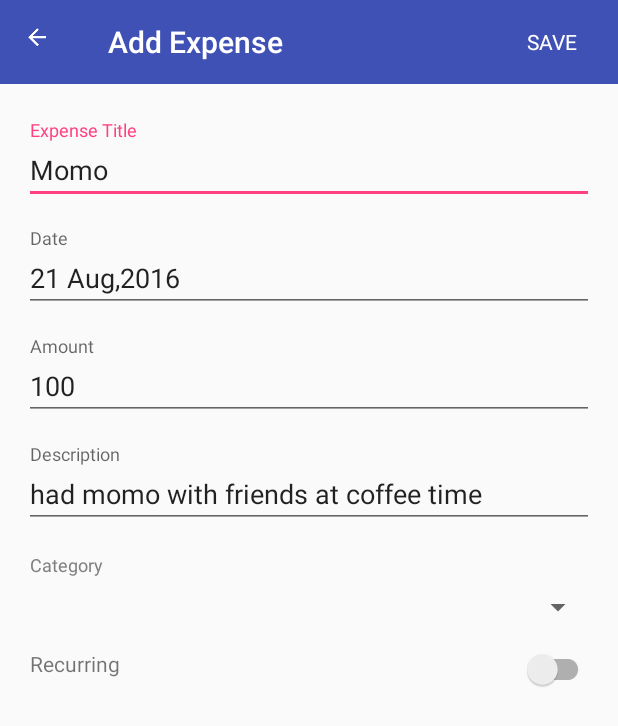
After one commit to khadkarajesh/Udacity-Capstone-Project, an Android app: the ExpenseActivity screen opened directly, with no data from a screen before it, on a phone screen of 412 x 824 dp. The commit adds this screen. Shown: the top 726 px of the screen. Run offline under Robolectric (Android 15) with nearby library versions, the phone set to English and light mode, and no system bars; our stand-ins replace ButterKnife, Timber; libraries missing offline, so code that uses them is left out: io.realm; 3 statements that could not run were skipped.

Commit message:
expense:save expense to database

```diff
--- a/app/build.gradle
+++ b/app/build.gradle
@@ -20,6 +20,10 @@ android {
     }
 }
 
+repositories {
+    maven { url "https://jitpack.io" }
+}
+
 dependencies {
     compile fileTree(dir: 'libs', include: ['*.jar'])
     testCompile 'junit:junit:4.12'
@@ -36,5 +40,6 @@ dependencies {
     compile 'com.jakewharton.timber:timber:4.1.1'
     compile 'io.realm:android-adapters:1.3.0'
     compile 'com.github.clans:fab:1.6.2'
+    compile 'com.github.orhanobut:hawk:1.23'
 }
 apply plugin: 'com.google.gms.google-services'
--- a/app/src/main/java/com/example/rajesh/udacitycapstoneproject/Constant.java
+++ b/app/src/main/java/com/example/rajesh/udacitycapstoneproject/Constant.java
@@ -3,6 +3,7 @@ package com.example.rajesh.udacitycapstoneproject;
 public class Constant {
     public static final String RECURRING_TYPE = "recurring";
     public static final String NON_RECURRING_TYPE = "non-recurring";
+    public static final String APP_LAUNCH = "app_launch";
 
     public static final String EXPENSE = "expense";
     public static final String EXPENSE_CATEGORY = "expense_category";
--- a/app/src/main/java/com/example/rajesh/udacitycapstoneproject/activity/DashBoardActivity.java
+++ b/app/src/main/java/com/example/rajesh/udacitycapstoneproject/activity/DashBoardActivity.java
@@ -26,6 +26,7 @@ import com.bumptech.glide.request.target.BitmapImageViewTarget;
 import com.example.rajesh.udacitycapstoneproject.Constant;
 import com.example.rajesh.udacitycapstoneproject.R;
 import com.example.rajesh.udacitycapstoneproject.category.CategoryFragment;
+import com.example.rajesh.udacitycapstoneproject.expense.ExpenseActivity;
 import com.google.firebase.auth.FirebaseAuth;
 import com.google.firebase.auth.FirebaseUser;
 
@@ -81,7 +82,8 @@ public class DashBoardActivity extends AppCompatActivity
         addFragment(new CategoryFragment(), Constant.FragmentTag.CATEGORY_FRAGMENT);
 
 
-        //startActivity(CategoryEditActivity.getLaunchIntent(this, "20"));
+        startActivity(ExpenseActivity.getLaunchIntent(this, null));
+        //startActivity(CategoryEditActivity.getLaunchIntent(this, null));
     }
 
     private void setUserProfile(NavigationView navigationView) {
--- /dev/null
+++ b/app/src/main/java/com/example/rajesh/udacitycapstoneproject/expense/ExpenseActivity.java
@@ -0,0 +1,265 @@
+package com.example.rajesh.udacitycapstoneproject.expense;
+
+import android.app.DatePickerDialog;
+import android.content.Context;
+import android.content.Intent;
+import android.os.Bundle;
+import android.support.v7.widget.AppCompatSpinner;
+import android.support.v7.widget.SwitchCompat;
+import android.view.View;
+import android.widget.AdapterView;
+import android.widget.DatePicker;
+import android.widget.EditText;
+import android.widget.TextView;
+
+import com.example.rajesh.udacitycapstoneproject.Constant;
+import com.example.rajesh.udacitycapstoneproject.CustomToolbar;
+import com.example.rajesh.udacitycapstoneproject.R;
+import com.example.rajesh.udacitycapstoneproject.base.activity.ToolbarBaseActivity;
+import com.example.rajesh.udacitycapstoneproject.realm.Expense;
+import com.example.rajesh.udacitycapstoneproject.realm.ExpenseCategories;
+import com.example.rajesh.udacitycapstoneproject.realm.table.RealmTable;
+import com.example.rajesh.udacitycapstoneproject.utils.ActivityState;
+
+import java.text.SimpleDateFormat;
+import java.util.Calendar;
+
+import butterknife.Bind;
+import io.realm.Realm;
+import io.realm.RealmResults;
+import timber.log.Timber;
+
+public class ExpenseActivity extends ToolbarBaseActivity {
+    @Bind(R.id.edt_expense_title)
+    EditText edtExpenseTitle;
+
+    @Bind(R.id.edt_expense_date)
+    EditText edtExpenseDate;
+
+    @Bind(R.id.edt_expense_amount)
+    EditText edtExpenseAmount;
+
+    @Bind(R.id.edt_expense_description)
+    EditText edtExpenseDescription;
+
+    @Bind(R.id.tv_category_label)
+    TextView tvCategoryLabel;
+
+    @Bind(R.id.spinner_expense_categories)
+    AppCompatSpinner spinnerExpenseCategories;
+
+    @Bind(R.id.swh_expense_type)
+    SwitchCompat swhExpenseType;
+
+    private String toolbarTitle;
+
+    private static final String ADD_EXPENSE = "Add Expense";
+    private static final String EDIT_EXPENSE = "Edit Expense";
+    private static final int FIRST_DATA_ITEM_ID = 1;
+    private static final int ID_INCREMENTER = 1;
+
+    @Bind(R.id.custom_toolbar_mailing_info)
+    CustomToolbar customToolbarMailingInfo;
+
+    private String expenseId;
+    private ActivityState activityState = null;
+
+    private ExpenseCategoryAdapter expenseCategoryAdapter;
+    private java.util.Date expenseDate = null;
+    private int categoryId = 0;
+
+    Realm mRealm;
+
+    @Override
+    protected void onCreate(Bundle savedInstanceState) {
+        super.onCreate(savedInstanceState);
+        mRealm = Realm.getDefaultInstance();
+
+        expenseId = getIntent().getStringExtra(Constant.EXPENSE);
+        activityState = expenseId == null ? ActivityState.ADD : ActivityState.UPDATE;
+        toolbarTitle = expenseId == null ? ADD_EXPENSE : EDIT_EXPENSE;
+
+        setToolbar();
+
+        setExpenseCategory();
+
+        edtExpenseDate.setOnClickListener(new View.OnClickListener() {
+            @Override
+            public void onClick(View v) {
+                setExpenseDate();
+            }
+        });
+
+        if (activityState == ActivityState.UPDATE) {
+            preFillData();
+        }
+    }
+
+    private void preFillData() {
+        Expense expense = getExpenseById(expenseId);
+        edtExpenseTitle.setText(expense.getExpenseTitle());
+        edtExpenseAmount.setText(String.valueOf(expense.getExpenseAmount()));
+        edtExpenseDate.setText(formatDate(expense.getExpenseDate()));
+        edtExpenseDescription.setText(expense.getExpenseDescription());
+        swhExpenseType.setChecked(expense.getExpenseType().equals(Constant.RECURRING_TYPE) ? true : false);
+        spinnerExpenseCategories.setSelection(expenseCategoryAdapter.getCategoryPositionById((int) expense.getId()));
+        expenseDate = expense.getExpenseDate();
+    }
+
+    private void setExpenseCategory() {
+        RealmResults<ExpenseCategories> expenseCategories = mRealm.where(ExpenseCategories.class).findAll();
+        expenseCategoryAdapter = new ExpenseCategoryAdapter(this, expenseCategories);
+        spinnerExpenseCategories.setAdapter(expenseCategoryAdapter);
+
+        spinnerExpenseCategories.setOnItemSelectedListener(new AdapterView.OnItemSelectedListener() {
+            @Override
+            public void onItemSelected(AdapterView<?> parent, View view, int position, long id) {
+                categoryId = expenseCategoryAdapter.getExpenseCategoryId(position);
+            }
+
+            @Override
+            public void onNothingSelected(AdapterView<?> parent) {
+
+            }
+        });
+    }
+
+    @Override
+    protected int getLayout() {
+        return R.layout.activity_expense;
+    }
+
+    private void setToolbar() {
+        String submitValue = activityState == ActivityState.ADD ? "SAVE" : "UPDATE";
+        customToolbarMailingInfo.setToolbar(R.drawable.ic_arrow_back, toolbarTitle, submitValue);
+        customToolbarMailingInfo.setLeftButtonClickListener(new CustomToolbar.ToolbarLeftButtonClickListener() {
+            @Override
+            public void onLeftButtonClick() {
+                onBackPressed();
+            }
+        });
+        customToolbarMailingInfo.setRightButtonClickListener(new CustomToolbar.ToolbarRightButtonClickListener() {
+            @Override
+            public void onRightButtonClick() {
+                validateInput();
+            }
+        });
+    }
+
+    private void validateInput() {
+        View focusView = null;
+        boolean valid = true;
+
+        String expenseTitle = edtExpenseTitle.getText().toString().trim();
+        String expenseDescription = edtExpenseDescription.getText().toString().trim();
+        String expenseAmount = edtExpenseAmount.getText().toString().trim();
+
+        if (expenseDate.after(Calendar.getInstance().getTime())) {
+            focusView = edtExpenseDate;
+            valid = false;
+            edtExpenseDate.setError(getString(R.string.msg_valid_date));
+        }
+
+        if (expenseTitle.isEmpty()) {
+            focusView = edtExpenseDate;
+            valid = false;
+            edtExpenseTitle.setError(getString(R.string.msg_empty_field));
+        }
+
+        if (expenseDescription.isEmpty()) {
+            focusView = edtExpenseDescription;
+            valid = false;
+            edtExpenseTitle.setError(getString(R.string.msg_empty_field));
+        }
+
+        if (expenseAmount.isEmpty()) {
+            focusView = edtExpenseAmount;
+            valid = false;
+            edtExpenseDate.setError(getString(R.string.msg_empty_amount));
+        }
+
+        if (valid) {
+            if (activityState == ActivityState.ADD) {
+                saveExpense(expenseTitle, expenseDescription, expenseAmount);
+            } else {
+                updateExpense(expenseTitle, expenseDescription, expenseAmount);
+            }
+        } else {
+            focusView.requestFocus();
+        }
+    }
+
+    private void updateExpense(String expenseTitle, String expenseDescription, String expenseAmount) {
+        Timber.d("update expense was called type %s",swhExpenseType.isChecked() ? Constant.RECURRING_TYPE : Constant.NON_RECURRING_TYPE);
+        Expense expense = getExpenseById(expenseId);
+        mRealm.beginTransaction();
+        expense.setExpenseTitle(expenseTitle);
+        expense.setExpenseDate(expenseDate);
+        expense.setExpenseDescription(expenseDescription);
+        expense.setExpenseAmount(Double.valueOf(expenseAmount));
+        expense.setExpenseType(swhExpenseType.isChecked() ? Constant.RECURRING_TYPE : Constant.NON_RECURRING_TYPE);
+        mRealm.commitTransaction();
+    }
+
+    private void saveExpense(String expenseTitle, String expenseDescription, String expenseAmount) {
+        mRealm.beginTransaction();
+        Expense expense = mRealm.createObject(Expense.class);
+        expense.setId(getNextExpenseId());
+        expense.setExpenseTitle(expenseTitle);
+        expense.setExpenseDate(expenseDate);
+        expense.setExpenseDescription(expenseDescription);
+        expense.setExpenseAmount(Double.valueOf(expenseAmount));
+        expense.setExpenseType(swhExpenseType.isChecked() ? Constant.RECURRING_TYPE : Constant.NON_RECURRING_TYPE);
+
+        ExpenseCategories expenseCategories = mRealm.where(ExpenseCategories.class).equalTo(RealmTable.ID, categoryId).findFirst();
+        expenseCategories.getExpenses().add(expense);
+
+        mRealm.commitTransaction();
+    }
+
+    /**
+     * Provides mExpense date in Format Jul 23,2016
+     *
+     * @return mExpense date as string
+     */
+    public void setExpenseDate() {
+        final Calendar cal = Calendar.getInstance();
+        cal.setTimeInMillis(System.currentTimeMillis());
+        DatePickerDialog datePickerDialog = new DatePickerDialog(this, new DatePickerDialog.OnDateSetListener() {
+            @Override
+            public void onDateSet(DatePicker view, int year, int monthOfYear, int dayOfMonth) {
+                Calendar calendar = Calendar.getInstance();
+                calendar.set(year, monthOfYear, dayOfMonth);
+                expenseDate = calendar.getTime();
+                edtExpenseDate.setText(formatDate(calendar.getTime()));
+            }
+        }, cal.get(Calendar.YEAR), cal.get(Calendar.MONTH), cal.get(Calendar.DAY_OF_MONTH));
+        datePickerDialog.setCancelable(true);
+        datePickerDialog.show();
+    }
+
+    public static Intent getLaunchIntent(Context context, String expenseId) {
+        Intent intent = new Intent(context, ExpenseActivity.class);
+        intent.putExtra(Constant.EXPENSE, expenseId);
+        return intent;
+    }
+
+    private String formatDate(java.util.Date date) {
+        SimpleDateFormat simpleDateFormat = new SimpleDateFormat("MMM dd,yyy");
+        return simpleDateFormat.format(date);
+    }
+
+    private int getNextExpenseId() {
+        if (mRealm.where(Expense.class).max(RealmTable.ID) == null) {
+            return FIRST_DATA_ITEM_ID;
+        } else {
+            return mRealm.where(Expense.class).max(RealmTable.ID).intValue() + ID_INCREMENTER;
+        }
+    }
+
+    private Expense getExpenseById(String id) {
+        Expense expense = mRealm.where(Expense.class).equalTo(RealmTable.ID, Integer.parseInt(id)).findFirst();
+        return expense;
+    }
+
+}
--- /dev/null
+++ b/app/src/main/java/com/example/rajesh/udacitycapstoneproject/realm/table/RealmTable.java
@@ -0,0 +1,19 @@
+package com.example.rajesh.udacitycapstoneproject.realm.table;
+
+
+public interface RealmTable {
+    String ID = "id";
+    String DATE = "date";
+    String TITLE = "title";
+    String TYPE = "type";
+    String AMOUNT = "amount";
+
+    interface Expense {
+        String DESCRIPTION = "expenseDescription";
+    }
+
+    interface Category {
+        String NAME = "categoriesName";
+        String COLOR = "categoriesColor";
+    }
+}
--- /dev/null
+++ b/app/src/main/java/com/example/rajesh/udacitycapstoneproject/utils/ActivityState.java
@@ -0,0 +1,6 @@
+package com.example.rajesh.udacitycapstoneproject.utils;
+
+
+public enum ActivityState {
+    ADD, UPDATE
+}
--- /dev/null
+++ b/app/src/main/res/layout/activity_expense.xml
@@ -0,0 +1,139 @@
+<?xml version="1.0" encoding="utf-8"?>
+<LinearLayout xmlns:android="http://schemas.android.com/apk/res/android"
+              xmlns:app="http://schemas.android.com/apk/res-auto"
+              android:layout_width="match_parent"
+              android:layout_height="match_parent"
+              android:orientation="vertical">
+
+    <com.example.rajesh.udacitycapstoneproject.CustomToolbar
+        android:id="@+id/custom_toolbar_mailing_info"
+        android:layout_width="match_parent"
+        android:layout_height="?attr/actionBarSize"
+        android:background="?attr/colorPrimary"
+        android:theme="@style/AppTheme.AppBarOverlay"
+        app:popupTheme="@style/Theme.AppCompat.NoActionBar"/>
+
+    <ScrollView
+        android:layout_width="match_parent"
+        android:layout_height="wrap_content">
+
+        <LinearLayout
+            android:layout_width="match_parent"
+            android:layout_height="wrap_content"
+            android:orientation="vertical"
+            android:paddingBottom="@dimen/activity_vertical_margin"
+            android:paddingLeft="@dimen/activity_horizontal_margin"
+            android:paddingRight="@dimen/activity_horizontal_margin"
+            android:paddingTop="@dimen/activity_vertical_margin">
+
+            <android.support.design.widget.TextInputLayout
+                android:layout_width="match_parent"
+                android:layout_height="wrap_content"
+                android:paddingBottom="@dimen/dimen_8x1"
+                android:paddingTop="@dimen/dimen_8x1">
+
+                <EditText
+                    android:id="@+id/edt_expense_title"
+                    android:layout_width="match_parent"
+                    android:layout_height="wrap_content"
+                    android:hint="Expense Title"
+                    android:inputType="textPersonName"
+                    android:text="Momo" />
+            </android.support.design.widget.TextInputLayout>
+
+            <android.support.design.widget.TextInputLayout
+                android:layout_width="match_parent"
+                android:layout_height="wrap_content"
+                android:paddingBottom="@dimen/dimen_8x1"
+                android:paddingTop="@dimen/dimen_8x1">
+
+                <EditText
+                    android:id="@+id/edt_expense_date"
+                    android:layout_width="match_parent"
+                    android:layout_height="wrap_content"
+                    android:hint="Date"
+                    android:inputType="date"
+                    android:text="21 Aug,2016" />
+            </android.support.design.widget.TextInputLayout>
+
+
+            <android.support.design.widget.TextInputLayout
+                android:layout_width="match_parent"
+                android:layout_height="wrap_content"
+                android:paddingBottom="@dimen/dimen_8x1"
+                android:paddingTop="@dimen/dimen_8x1">
+
+                <EditText
+                    android:id="@+id/edt_expense_amount"
+                    android:layout_width="match_parent"
+                    android:layout_height="wrap_content"
+                    android:hint="Amount"
+                    android:inputType="number"
+                    android:text="100" />
+            </android.support.design.widget.TextInputLayout>
+
+            <android.support.design.widget.TextInputLayout
+                android:layout_width="match_parent"
+                android:layout_height="wrap_content"
+                android:paddingBottom="@dimen/dimen_8x1"
+                android:paddingTop="@dimen/dimen_8x1">
+
+                <EditText
+                    android:id="@+id/edt_expense_description"
+                    android:layout_width="match_parent"
+                    android:layout_height="wrap_content"
+                    android:hint="Description"
+                    android:inputType="text"
+                    android:text="had momo with friends at coffee time" />
+            </android.support.design.widget.TextInputLayout>
+
+
+            <LinearLayout
+                android:layout_width="match_parent"
+                android:layout_height="wrap_content"
+                android:orientation="vertical"
+                android:paddingBottom="@dimen/dimen_8x1"
+                android:paddingLeft="@dimen/dimen_4x1"
+                android:paddingTop="@dimen/dimen_8x1">
+
+                <TextView
+                    android:id="@+id/tv_category_label"
+                    style="@style/TextAppearance.AppCompat.Small.Inverse"
+                    android:layout_width="wrap_content"
+                    android:layout_height="wrap_content"
+                    android:text="Category"
+                    android:textColor="#808080"
+                    android:textSize="12sp" />
+
+
+                <android.support.v7.widget.AppCompatSpinner
+                    android:id="@+id/spinner_expense_categories"
+                    android:layout_width="match_parent"
+                    android:layout_height="wrap_content"
+                    android:layout_marginTop="@dimen/dimen_8x1" />
+
+            </LinearLayout>
+
+            <RelativeLayout
+                android:layout_width="match_parent"
+                android:layout_height="wrap_content"
+                android:paddingBottom="@dimen/dimen_8x1"
+                android:paddingLeft="@dimen/dimen_4x1"
+                android:paddingTop="@dimen/dimen_8x1">
+
+                <TextView
+                    android:layout_width="wrap_content"
+                    android:layout_height="wrap_content"
+                    android:layout_alignParentLeft="true"
+                    android:text="Recurring" />
+
+                <android.support.v7.widget.SwitchCompat
+                    android:id="@+id/swh_expense_type"
+                    android:layout_width="wrap_content"
+                    android:layout_height="wrap_content"
+                    android:layout_alignParentRight="true" />
+            </RelativeLayout>
+        </LinearLayout>
+
+    </ScrollView>
+</LinearLayout>
--- a/app/src/main/res/values-v21/styles.xml
+++ b/app/src/main/res/values-v21/styles.xml
@@ -4,6 +4,6 @@
         <item name="windowActionBar">false</item>
         <item name="windowNoTitle">true</item>
         <item name="android:windowDrawsSystemBarBackgrounds">true</item>
-        <item name="android:statusBarColor">@android:color/transparent</item>
+        <item name="android:statusBarColor">@color/colorPrimaryDark</item>
     </style>
 </resources>
--- a/app/src/main/res/values/dimens.xml
+++ b/app/src/main/res/values/dimens.xml
@@ -2,6 +2,7 @@
     <!-- Default screen margins, per the Android Design guidelines. -->
     <dimen name="nav_header_vertical_spacing">16dp</dimen>
     <dimen name="nav_header_height">160dp</dimen>
+
     <!-- Default screen margins, per the Android Design guidelines. -->
     <dimen name="activity_horizontal_margin">16dp</dimen>
     <dimen name="activity_vertical_margin">16dp</dimen>
@@ -39,4 +40,5 @@
     <dimen name="dimen_1x1">1dp</dimen>
     <dimen name="dimen_22x10">220dp</dimen>
     <dimen name="dimen_3x100">300dp</dimen>
+    <dimen name="dimen_4x5">20dp</dimen>
 </resources>
--- a/app/src/main/res/values/strings.xml
+++ b/app/src/main/res/values/strings.xml
@@ -27,4 +27,7 @@
     <string name="start_action_button">start action button</string>
     <string name="empty_catgory_message">Enter valid category name</string>
     <string name="color_picker_dialog">color_picker_dialog</string>
+    <string name="msg_valid_date">Enter valid date</string>
+    <string name="msg_empty_field">Can\'t be empty</string>
+    <string name="msg_empty_amount">Expense amount can\'t be empty</string>
 </resources>
```
Also changed, not shown: app/src/main/AndroidManifest.xml (+4 -3 lines), app/src/main/java/com/example/rajesh/udacitycapstoneproject/ExpenseTrackerApp.java (+13 -0 lines), app/src/main/java/com/example/rajesh/udacitycapstoneproject/activity/LoginActivity.java (+58 -0 lines), app/src/main/java/com/example/rajesh/udacitycapstoneproject/category/CategoryEditActivity.java (+5 -14 lines), app/src/main/java/com/example/rajesh/udacitycapstoneproject/expense/ExpenseCategoryAdapter.java (added, +83 -0 lines), app/src/main/java/com/example/rajesh/udacitycapstoneproject/realm/Account.java (+14 -14 lines), app/src/main/java/com/example/rajesh/udacitycapstoneproject/realm/Expense.java (+17 -25 lines), app/src/main/java/com/example/rajesh/udacitycapstoneproject/realm/ExpenseCategories.java (+12 -1 lines), app/src/main/res/layout/single_catgories_layout.xml (added, +23 -0 lines).
